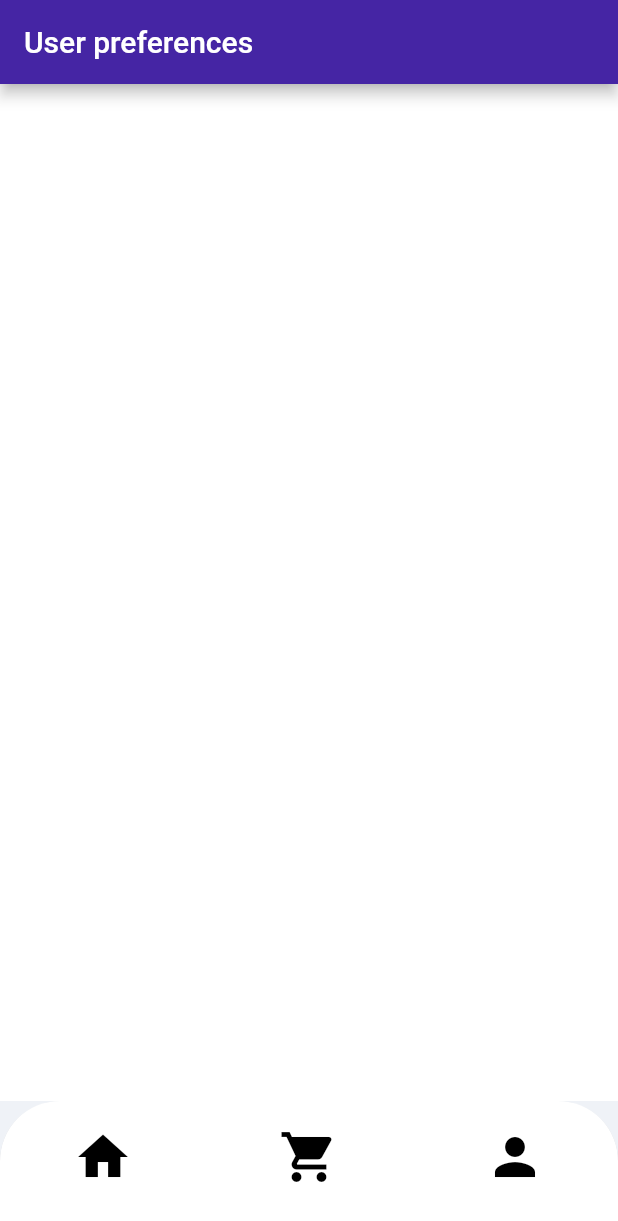
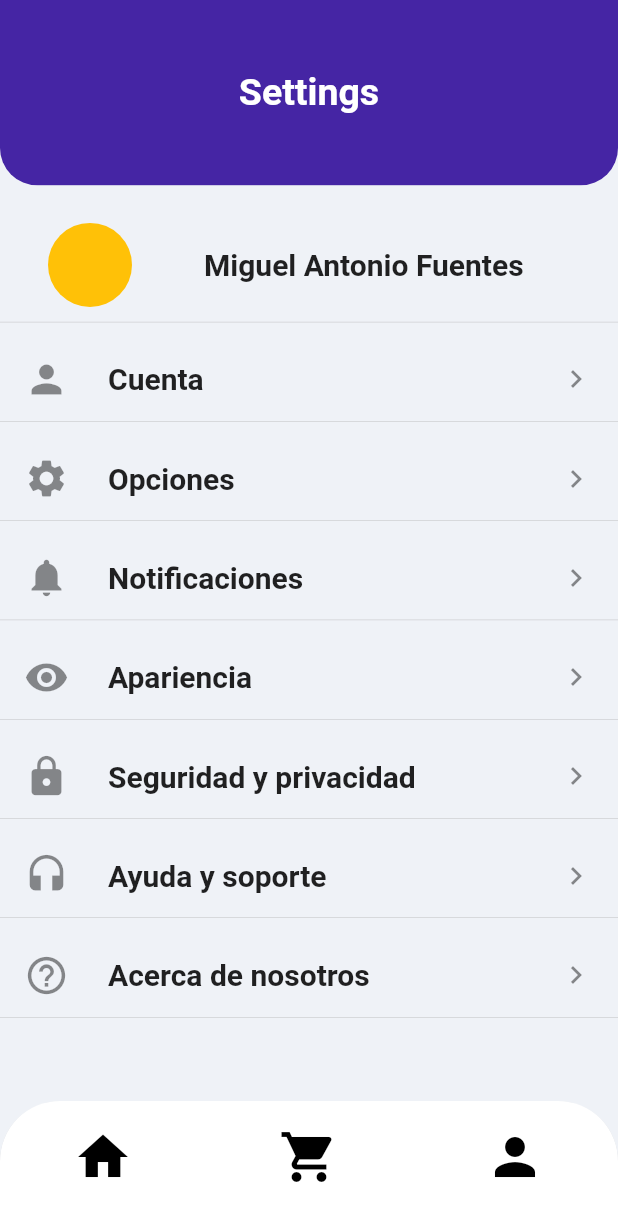
Before and after one commit to RogerFranck/ArtemisFood-Mobile, a Flutter app: the screen it shows after launch, item 3 of the bottom bar chosen, on a phone screen of 412 x 824 dp. Shown: the top 1221 px of the screen. Run offline on Flutter 3.47's test engine with Material 2 defaults, Android fonts, the phone set to English and light mode, and no system bars; network calls fail.

Commit message:
Pagina de opciones

```diff
--- a/artemisfood/lib/src/pages/home_page.dart
+++ b/artemisfood/lib/src/pages/home_page.dart
@@ -71,7 +71,7 @@ class _HomePageState extends State<HomePage> {
 
       case 1: return CartPage();
 
-      case 2: return UserPreferencesPage();
+      case 2: return SettingsBody();
 
       default:
         return HomePage();
--- a/artemisfood/lib/src/pages/user_preferences.dart
+++ b/artemisfood/lib/src/pages/user_preferences.dart
@@ -1,14 +1,178 @@
+import 'package:artemisfood/src/static/const.dart';
+import 'package:artemisfood/src/static/settingsItem.dart';
 import 'package:flutter/material.dart';
 
-class UserPreferencesPage extends StatelessWidget {
-  const UserPreferencesPage({Key key}) : super(key: key);
+class UserPreferencesBackground extends StatelessWidget {
+  final Widget child;
+  const UserPreferencesBackground({Key key, @required this.child}) : super(key: key);
 
   @override
   Widget build(BuildContext context) {
-    return Scaffold(
-      appBar: AppBar(
-        title: Text('User preferences'),
+    final Size size = MediaQuery.of(context).size;
+
+    return SingleChildScrollView(
+      child: Column(
+        children: <Widget>[
+          Stack(
+            alignment: Alignment.center,
+            children: <Widget>[
+              ClipRRect(
+                borderRadius: BorderRadius.vertical(bottom: Radius.circular(25.0)),
+                child: Container(
+                  width: size.width,
+                  height: size.height * 0.15,
+                  color: primaryColor,
+                ),
+              ),
+              SafeArea(
+                child: Text(
+                  'Settings',
+                  style: primaryStyle,
+                ),
+              ),
+            ],
+          ),
+          SizedBox(
+            height: 15.0,
+          ),
+          child,
+        ],
       ),
     );
   }
 }
+
+class SettingsBody extends StatelessWidget {
+
+  const SettingsBody({
+    Key key,
+  }) : super(key: key);
+
+  @override
+  Widget build(BuildContext context) {
+     final Size size = MediaQuery.of(context).size;
+
+    return UserPreferencesBackground(
+      child: SingleChildScrollView(
+        child: Column(
+          children: <Widget>[
+            SettingsTitle(),
+            SettingsItem(
+              icon: Icons.person,
+              texto: 'Cuenta',
+              onTap: () {},
+            ),
+            SettingsItem(
+              icon: Icons.settings,
+              texto: 'Opciones',
+              onTap: () {},
+            ),
+            SettingsItem(
+              icon: Icons.notifications,
+              texto: 'Notificaciones',
+              onTap: () {},
+            ),
+            SettingsItem(
+              icon: Icons.visibility,
+              texto: 'Apariencia',
+              onTap: () {},
+            ),
+            SettingsItem(
+              icon: Icons.lock,
+              texto: 'Seguridad y privacidad',
+              onTap: () {},
+            ),
+            SettingsItem(
+              icon: Icons.headset,
+              texto: 'Ayuda y soporte',
+              onTap: () {},
+            ),
+            SettingsItem(
+              icon: Icons.help_outline,
+              texto: 'Acerca de nosotros',
+              onTap: () {},
+            ),
+          ],
+        ),
+      ),
+    );
+  }
+}
+
+class SettingsItem extends StatelessWidget {
+  final IconData icon;
+  final String texto;
+  final Function onTap;
+  final double size;
+
+  const SettingsItem({
+    Key key,
+    @required this.icon,
+    @required this.texto,
+    @required this.onTap,
+    this.size = 30.0,
+  }) : super(key: key);
+
+  @override
+  Widget build(BuildContext context) {
+    return Container(
+      decoration: BoxDecoration(
+        border: Border(
+          bottom: BorderSide(
+            width: 0.2,
+            color: Colors.grey
+          ),
+        ),
+      ),
+      margin: EdgeInsets.only(top: 10.0,),
+      child: ListTile(
+        onTap: onTap,
+        leading: Icon(
+          icon,
+          size: size,
+        ),
+        title: Text(
+          texto,
+          style: TextStyle( fontWeight: FontWeight.bold, fontSize: 20.0 ),
+        ),
+        trailing: Icon(
+          Icons.keyboard_arrow_right,
+        ),
+      ),
+    );
+  }
+}
+
+class SettingsTitle extends StatelessWidget {
+  const SettingsTitle({
+    Key key,
+  }) : super(key: key);
+
+  @override
+  Widget build(BuildContext context) {
+    return Container(
+      decoration: BoxDecoration(
+        border: Border(
+          bottom: BorderSide(
+            width: 0.2,
+            color: Colors.grey,
+          ),
+        ),
+      ),
+      child: ListTile(
+        contentPadding: EdgeInsets.fromLTRB(30, 10, 0, 10),
+        leading: CircleAvatar(
+          radius: 30.0,
+          backgroundColor: Colors.amber,
+        ),
+        title: Container(
+          margin: EdgeInsets.only(left: 30.0,),
+          child: Text(
+            'Miguel Antonio Fuentes',
+            style: TextStyle( fontWeight: FontWeight.bold, fontSize: 20.0 ),
+          ),
+        ),
+      ),
+    );
+  }
+}
```
